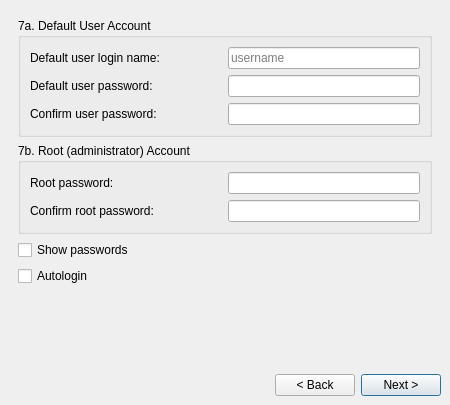
This is meinstall.ui in anticapitalista/MX-installer as Qt 5 draws it before an edit. The edited form follows.
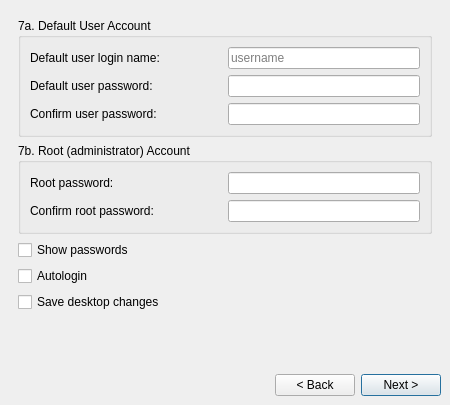
This is the edited form. The open tabs and pages were chosen to show the change.

```diff
--- a/meinstall.ui
+++ b/meinstall.ui
@@ -1828,7 +1828,7 @@
          </layout>
         </widget>
        </item>
-       <item row="4" column="0">
+       <item row="5" column="0">
         <spacer>
          <property name="orientation">
           <enum>Qt::Vertical</enum>
@@ -1981,6 +1981,16 @@
          </property>
         </widget>
        </item>
+       <item row="4" column="0">
+        <widget class="QCheckBox" name="saveDesktopCheckBox">
+         <property name="toolTip">
+          <string>Desktop modification made in the live environment will be carried over to the installed OS</string>
+         </property>
+         <property name="text">
+          <string>Save desktop changes</string>
+         </property>
+        </widget>
+       </item>
       </layout>
      </widget>
      <widget class="QWidget" name="WStackPage">
```
Left out of the diff: 5 changed lines with no effect on the pictures.
